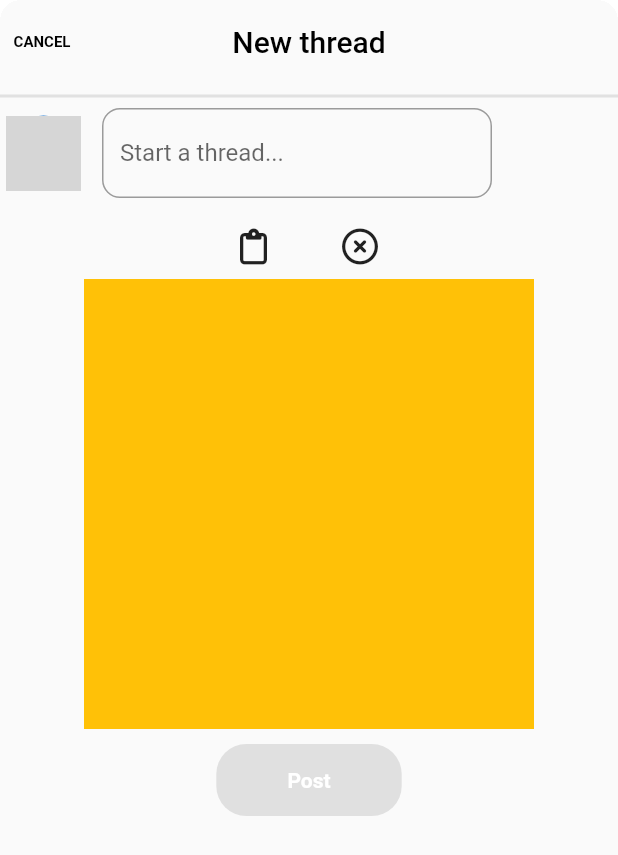
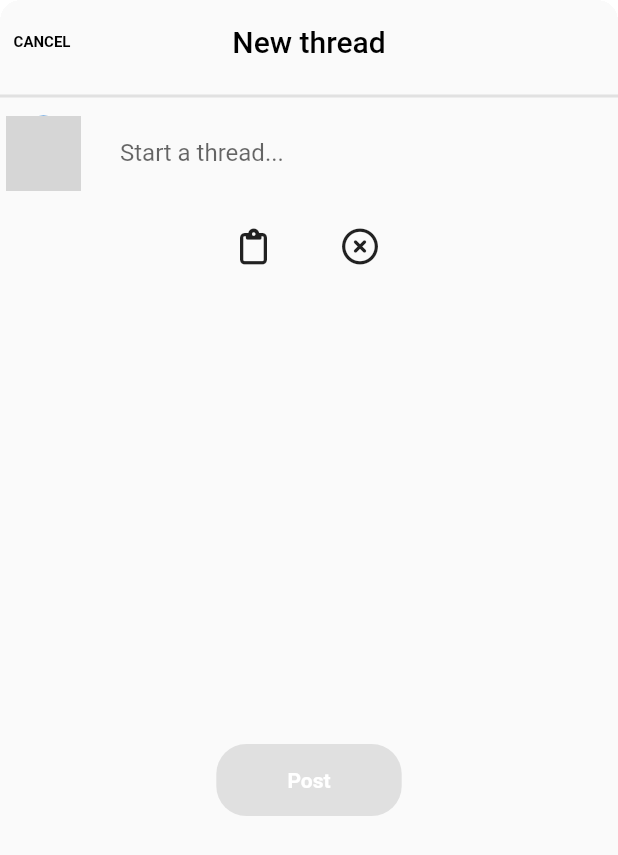
Before and after one commit to dlrlfgh1210/flutter_challenge, a Flutter app: the WriteBottomSheet screen opened directly, on a phone screen of 412 x 824 dp. Shown: the top 855 px of the screen. Run offline on Flutter 3.47's test engine with Material 2 defaults, Android fonts, the phone set to English and light mode, and no system bars; our stand-ins replace buttons_tabbar, camera, easy_rich_text, font_awesome_flutter, gallery_saver, image_picker and 1 more; network calls fail; grey boxes are pictures that could not be loaded.

Commit message:
WriteBottomSheet Refactoring

```diff
--- a/lib/home/write_bottom_sheet.dart
+++ b/lib/home/write_bottom_sheet.dart
@@ -110,6 +110,7 @@ class _WriteBottomSheetState extends State<WriteBottomSheet> {
                         borderRadius: BorderRadius.circular(
                           12,
                         ),
+                        borderSide: BorderSide.none,
                       ),
                     ),
                   ),
@@ -151,9 +152,7 @@ class _WriteBottomSheetState extends State<WriteBottomSheet> {
               width: 300,
               child: widget.selectedImagePath != null
                   ? Image.file(File(widget.selectedImagePath))
-                  : Container(
-                      decoration: const BoxDecoration(color: Colors.amber),
-                    ),
+                  : null,
             ),
             const SizedBox(
               height: 10,
```
